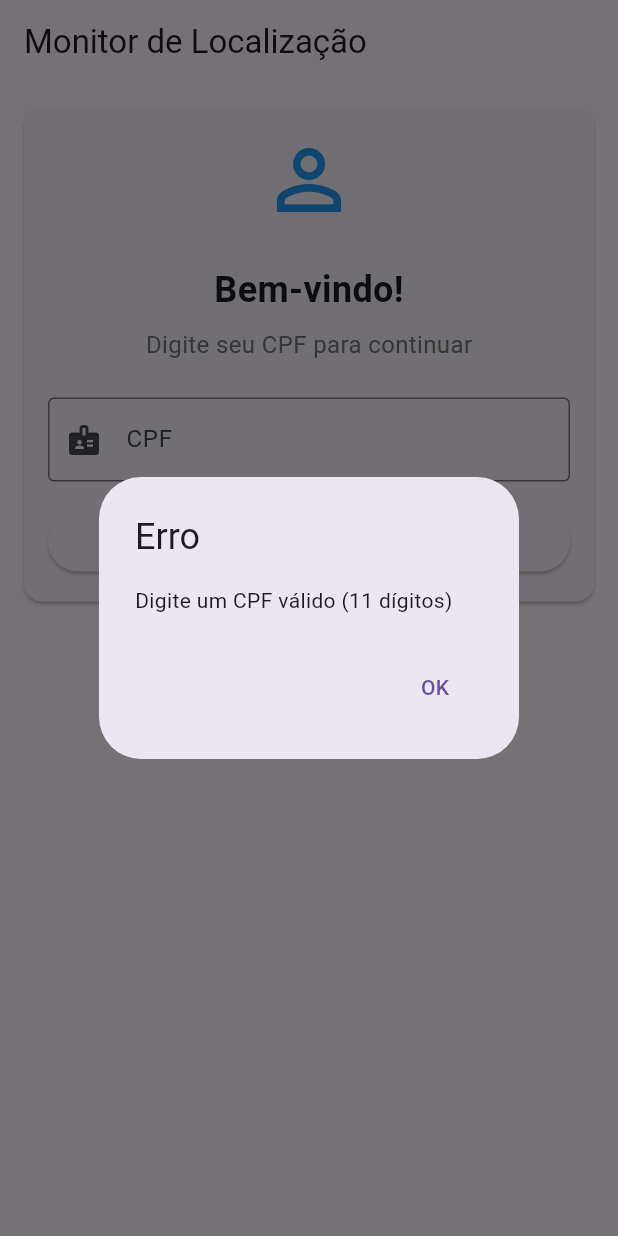
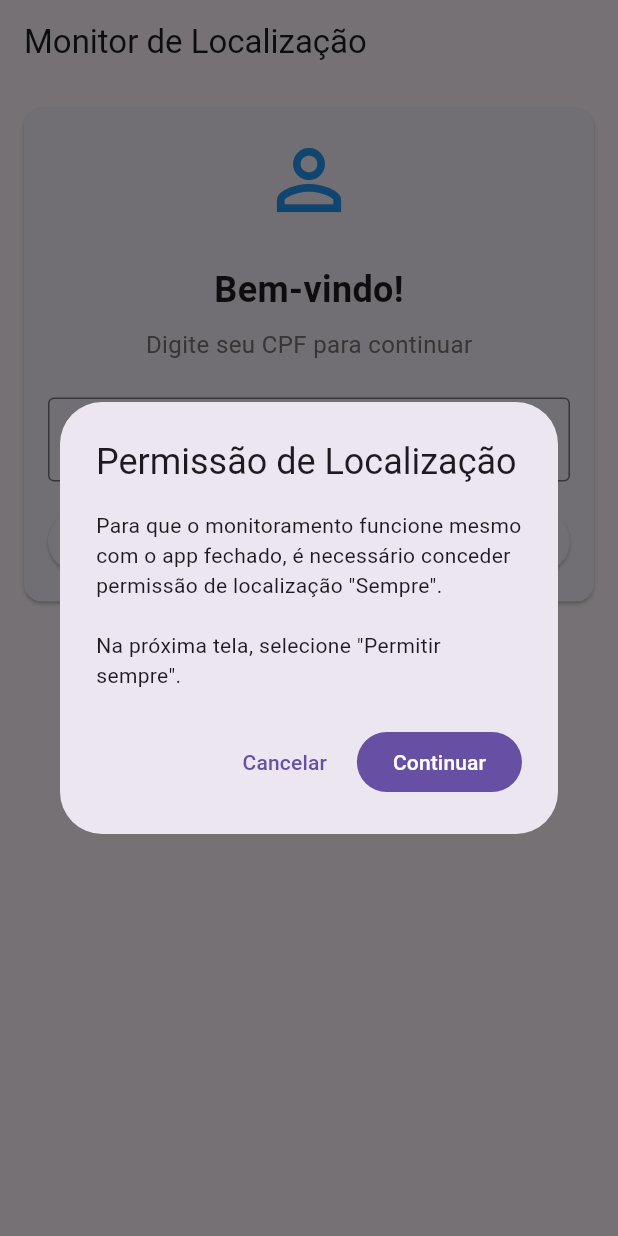
Before and after one commit to nakayama-luiz/onrota-app, a Flutter app: the screen it shows after launch, after a tap on "Continuar", on a phone screen of 412 x 824 dp. Run offline on Flutter 3.47's test engine with Material 3 defaults, Android fonts, the phone set to English and light mode, and no system bars; our stand-ins replace flutter_dotenv, flutter_local_notifications, geolocator, shared_preferences, sqflite; missing offline and left inert: flutter_background_service; accounts and stored records are empty.

Commit message:
permissões

```diff
--- a/lib/data/database_helper.dart
+++ b/lib/data/database_helper.dart
@@ -32,7 +32,8 @@
         latitude REAL NOT NULL,
         longitude REAL NOT NULL,
         sended INTEGER NOT NULL DEFAULT 0,
-        timestamp TEXT NOT NULL
+        timestamp TEXT NOT NULL,
+        speed REAL NOT NULL DEFAULT 0
       )
     ''');
   }
--- a/lib/main.dart
+++ b/lib/main.dart
@@ -383,6 +383,73 @@
     }
   }
 
+  /// Verifica todas as permissões necessárias antes de iniciar o serviço
+  /// Retorna uma tupla (temPermissao, mensagemErro)
+  Future<(bool, String?)> _checkAllPermissions() async {
+    // 1. Verificar serviço de localização ativado
+    bool serviceEnabled = await Geolocator.isLocationServiceEnabled();
+    if (!serviceEnabled) {
+      return (
+        false,
+        'O serviço de localização está desativado. '
+            'Ative o GPS nas configurações do dispositivo.',
+      );
+    }
+
+    // 2. Verificar permissão de localização (deve ser "always" para background)
+    LocationPermission locationPermission = await Geolocator.checkPermission();
+
+    if (locationPermission == LocationPermission.denied) {
+      locationPermission = await Geolocator.requestPermission();
+    }
+
+    if (locationPermission == LocationPermission.denied) {
+      return (false, 'Permissão de localização negada.');
+    }
+
+    if (locationPermission == LocationPermission.deniedForever) {
+      return (
+        false,
+        'Permissão de localização negada permanentemente. '
+            'Vá em Configurações > Aplicativos > detalhes > Permissões e ative a permissão de localização.',
+      );
+    }
+
+    // Verificar se é "always" (necessário para background)
+    if (locationPermission != LocationPermission.always) {
+      return (
+        false,
+        'A permissão de localização deve ser definida como "Sempre" para funcionar em background. '
+            'Vá em Configurações > Aplicativos > detalhes > Permissões > Localização > selecione "Sempre".',
+      );
+    }
+
+    // 3. Verificar permissão de notificação (Android 13+)
+    final FlutterLocalNotificationsPlugin flutterLocalNotificationsPlugin =
+        FlutterLocalNotificationsPlugin();
+    final AndroidFlutterLocalNotificationsPlugin? androidImplementation =
+        flutterLocalNotificationsPlugin
+            .resolvePlatformSpecificImplementation<
+              AndroidFlutterLocalNotificationsPlugin
+            >();
+
+    if (androidImplementation != null) {
+      final bool? notificationsAllowed =
+          await androidImplementation.areNotificationsEnabled();
+
+      if (notificationsAllowed == null || !notificationsAllowed) {
+        return (
+          false,
+          'A permissão de notificação é necessária para manter o serviço ativo em background. '
+              'Ative nas configurações do aplicativo.',
+        );
+      }
+    }
+
+    // Todas as permissões OK
+    return (true, null);
+  }
+
   Future<void> _startService() async {
     // Verifica se há uma key válida antes de iniciar
     if (_currentTrip == null) {
@@ -392,6 +459,15 @@
       return;
     }
 
+    // Verifica todas as permissões antes de iniciar
+    final (hasPermission, errorMessage) = await _checkAllPermissions();
+
+    if (!hasPermission) {
+      _showErrorAlert(errorMessage ?? 'Permissões insuficientes.');
+      return;
+    }
+
+    // Todas as permissões OK, iniciar serviço
     await _service.startService();
     setState(() {
       _isRunning = true;
@@ -624,40 +700,101 @@
   }
 
   Future<void> _checkAndRequestLocationPermission() async {
+    // 1. Verificar serviço de localização ativado
     bool serviceEnabled = await Geolocator.isLocationServiceEnabled();
-
     if (!serviceEnabled) {
+      if (mounted) {
         ScaffoldMessenger.of(context).showSnackBar(
           const SnackBar(
             content: Text('Ative o serviço de localização do dispositivo.'),
+            duration: Duration(seconds: 5),
           ),
         );
+      }
       return;
     }
 
+    // 2. Verificar permissão atual
     LocationPermission permission = await Geolocator.checkPermission();
 
+    // Se negada, solicitar permissão (mostrará "Ao usar o app" no Android 11+)
     if (permission == LocationPermission.denied) {
       permission = await Geolocator.requestPermission();
     }
 
-    if (permission == LocationPermission.denied) {
+    // Se ainda negada ou negada permanentemente
+    if (permission == LocationPermission.denied ||
+        permission == LocationPermission.deniedForever) {
+      if (mounted) {
         ScaffoldMessenger.of(context).showSnackBar(
-        const SnackBar(content: Text('Permissão de localização negada.')),
+          const SnackBar(
+            content: Text(
+              'A permissão de localização é necessária para o funcionamento do app.',
+            ),
+            duration: Duration(seconds: 5),
+          ),
         );
+      }
       return;
     }
 
-    if (permission == LocationPermission.deniedForever) {
+    // 3. Se permissão é "whileInUse", solicitar "always" (Android 11+ requer 2 etapas)
+    if (permission == LocationPermission.whileInUse) {
+      if (mounted) {
+        // Mostrar diálogo explicando por que precisa de "Sempre"
+        final shouldRequest = await showDialog<bool>(
+          context: context,
+          builder: (context) => AlertDialog(
+            title: const Text('Permissão de Localização'),
+            content: const Text(
+              'Para que o monitoramento funcione mesmo com o app fechado, '
+              'é necessário conceder permissão de localização "Sempre".\n\n'
+              'Na próxima tela, selecione "Permitir sempre".',
+            ),
+            actions: [
+              TextButton(
+                onPressed: () => Navigator.of(context).pop(false),
+                child: const Text('Cancelar'),
+              ),
+              FilledButton(
+                onPressed: () => Navigator.of(context).pop(true),
+                child: const Text('Continuar'),
+              ),
+            ],
+          ),
+        );
+
+        if (shouldRequest == true) {
+          // Solicitar permissão "always"
+          permission = await Geolocator.requestPermission();
+
+          // Verificar se conseguiu a permissão "always"
+          if (permission != LocationPermission.always) {
+            if (mounted) {
               ScaffoldMessenger.of(context).showSnackBar(
                 const SnackBar(
                   content: Text(
-            'Permissão negada permanentemente. Ative nas configurações.',
+                    'É necessário selecionar "Permitir sempre" nas configurações '
+                    'de localização do app para o funcionamento correto.',
                   ),
+                  duration: Duration(seconds: 8),
                 ),
               );
-      await Geolocator.openAppSettings();
-      return;
             }
           }
         }
+      }
+    }
+
+    // 4. Se permissão "always" concedida, mostrar sucesso
+    if (permission == LocationPermission.always && mounted) {
+      ScaffoldMessenger.of(context).showSnackBar(
+        const SnackBar(
+          content: Text('Permissão de localização "Sempre" concedida!'),
+          backgroundColor: Colors.green,
+          duration: Duration(seconds: 3),
+        ),
+      );
+    }
+  }
+}
```
Lines whose indentation alone changed are shown as unchanged.
